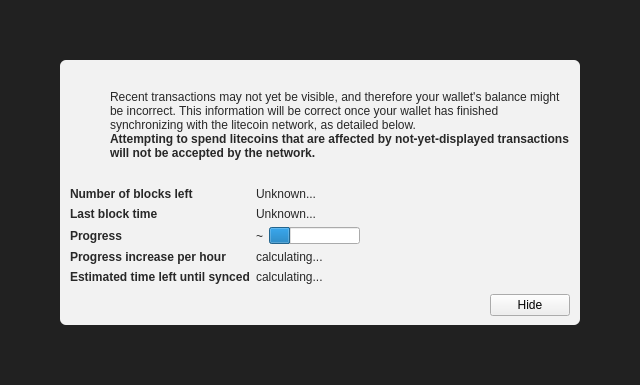
Above: src/qt/forms/modaloverlay.ui from zastil/unifycoin before the change. Below: the same form after it.
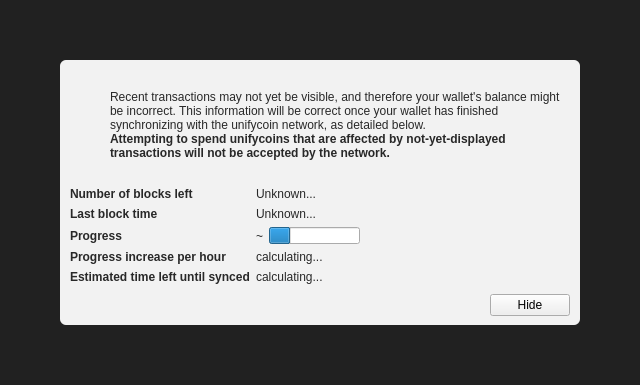
That is the form after the change. Icons and pictures are not drawn. Custom widgets are drawn as their Qt base class.

The edit to the form file:
```diff
--- a/src/qt/forms/modaloverlay.ui
+++ b/src/qt/forms/modaloverlay.ui
@@ -130,7 +130,7 @@
              <item>
               <widget class="QLabel" name="infoText">
                <property name="text">
-                <string>Recent transactions may not yet be visible, and therefore your wallet's balance might be incorrect. This information will be correct once your wallet has finished synchronizing with the litecoin network, as detailed below.</string>
+                <string>Recent transactions may not yet be visible, and therefore your wallet's balance might be incorrect. This information will be correct once your wallet has finished synchronizing with the unifycoin network, as detailed below.</string>
                </property>
                <property name="textFormat">
                 <enum>Qt::RichText</enum>
@@ -149,7 +149,7 @@
                 </font>
                </property>
                <property name="text">
-                <string>Attempting to spend litecoins that are affected by not-yet-displayed transactions will not be accepted by the network.</string>
+                <string>Attempting to spend unifycoins that are affected by not-yet-displayed transactions will not be accepted by the network.</string>
                </property>
                <property name="textFormat">
                 <enum>Qt::RichText</enum>
```
